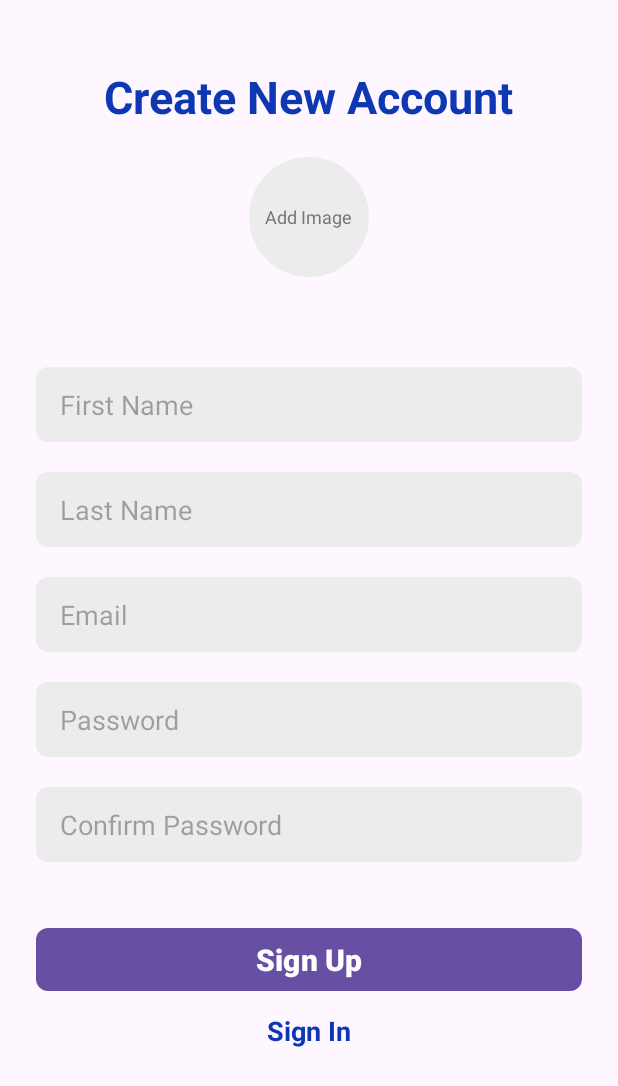
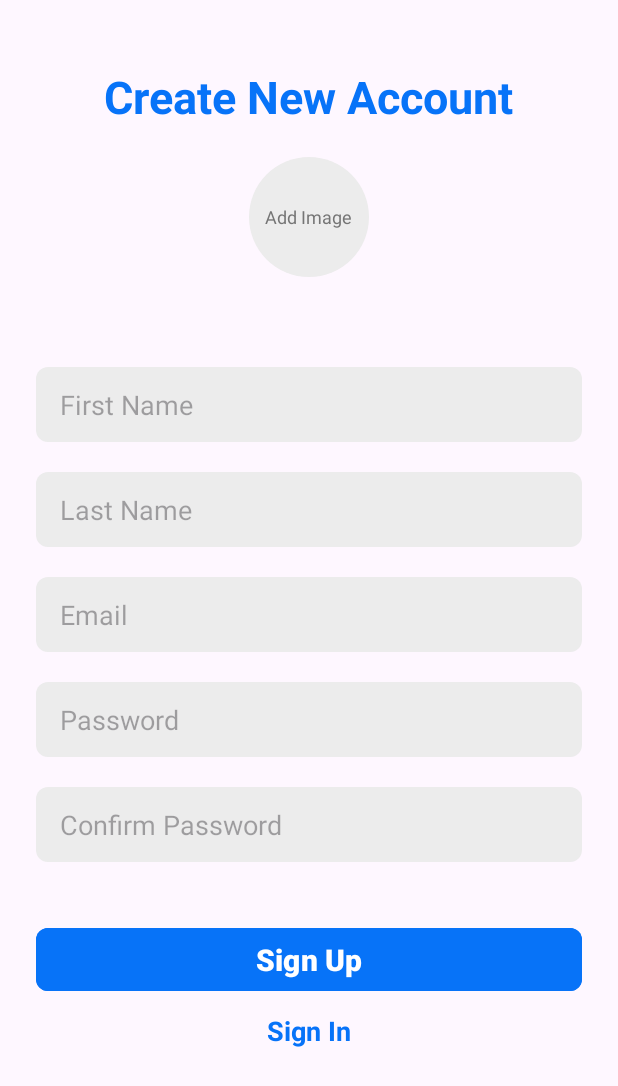
Before and after one commit to DevlinHamill/cs460GroupProject, an Android app: the screen it shows after launch (SignUpActivity), after a tap on "Create New Account", on a phone screen of 412 x 824 dp. Shown: the top 1086 px of the screen. Run offline under Robolectric (Android 15) with nearby library versions, the phone set to English and light mode, and no system bars; our stand-ins replace Firebase (no records; nobody signed in at launch, a user with empty details on screens opened directly); plain views replace RoundedImageView.

Commit message:
Updated colors for the xml files

```diff
--- a/app/src/main/res/layout/activity_finance.xml
+++ b/app/src/main/res/layout/activity_finance.xml
@@ -16,6 +16,7 @@
         android:gravity="center_vertical"
         android:orientation="horizontal"
         android:padding="15dp"
+        android:backgroundTint="@color/primary"
         app:layout_constraintTop_toTopOf="parent">
 
         <ImageView
@@ -98,6 +99,7 @@
         android:padding="50dp"
         app:layout_constraintBottom_toBottomOf="parent"
         app:layout_constraintStart_toStartOf="parent"
+        android:backgroundTint="@color/primary"
         />
     <LinearLayout
         android:id="@+id/button_layout"
@@ -112,7 +114,8 @@
             android:gravity="center"
             android:layout_width="match_parent"
             android:layout_height="wrap_content"
-            android:orientation="horizontal">
+            android:orientation="horizontal"
+            android:background="@color/primary">
 
             <com.google.android.material.button.MaterialButton
                 android:id="@+id/ButtonAdding"
--- a/app/src/main/res/layout/activity_hub.xml
+++ b/app/src/main/res/layout/activity_hub.xml
@@ -21,6 +21,7 @@
             android:layout_width="match_parent"
             android:layout_height="wrap_content"
             android:layout_margin="10dp"
+            android:backgroundTint="@color/primary"
             android:text="@string/message"
             android:visibility="visible" />
 
@@ -29,6 +30,7 @@
             android:layout_width="match_parent"
             android:layout_height="wrap_content"
             android:layout_margin="10dp"
+            android:backgroundTint="@color/primary"
             android:text="@string/calender"
             android:visibility="visible" />
 
@@ -39,6 +41,7 @@
             android:layout_height="wrap_content"
             android:layout_margin="10dp"
             android:text="@string/profile"
+            android:backgroundTint="@color/primary"
             android:visibility="visible" />
 
         <Button
@@ -47,6 +50,7 @@
             android:layout_height="wrap_content"
             android:layout_margin="10dp"
             android:text="@string/finance"
+            android:backgroundTint="@color/primary"
             android:visibility="visible" />
     </LinearLayout>
 
--- a/app/src/main/res/layout/activity_income.xml
+++ b/app/src/main/res/layout/activity_income.xml
@@ -80,6 +80,7 @@
                 android:textColor="@color/black"
                 android:textSize="20sp"
                 android:textStyle="bold"
+                android:backgroundTint="@color/primary"
                 app:cornerRadius="8sp"/>
 
             <ProgressBar
--- a/app/src/main/res/layout/activity_main.xml
+++ b/app/src/main/res/layout/activity_main.xml
@@ -5,7 +5,8 @@
     android:id="@+id/main"
     android:layout_width="match_parent"
     android:layout_height="match_parent"
-    tools:context=".MainActivity">
+    tools:context=".MainActivity"
+    android:background="@color/primary">
 
     <TextView
         android:layout_width="wrap_content"
--- a/app/src/main/res/layout/activity_members_list.xml
+++ b/app/src/main/res/layout/activity_members_list.xml
@@ -14,6 +14,7 @@
         android:gravity="center"
         android:orientation="horizontal"
         android:padding="10dp"
+        android:backgroundTint="@color/primary"
         android:background="@color/design_default_color_primary"
         app:layout_constraintTop_toTopOf="parent">
 
--- a/app/src/main/res/layout/activity_outcome.xml
+++ b/app/src/main/res/layout/activity_outcome.xml
@@ -80,7 +80,8 @@
                 android:textColor="@color/black"
                 android:textSize="20sp"
                 android:textStyle="bold"
-                app:cornerRadius="8sp"/>
+                app:cornerRadius="8sp"
+                android:backgroundTint="@color/primary"/>
 
             <ProgressBar
                 android:id="@+id/progressBar"
--- a/app/src/main/res/layout/activity_profile.xml
+++ b/app/src/main/res/layout/activity_profile.xml
@@ -15,6 +15,7 @@
         android:background="@color/BackGround"
         android:orientation="horizontal"
         android:padding="15dp"
+        android:backgroundTint="@color/primary"
         app:layout_constraintTop_toTopOf="parent">
         <ImageView
             android:id="@+id/backbtn"
@@ -82,6 +83,7 @@
             android:layout_height="wrap_content"
             android:layout_marginBottom="108dp"
             android:text="@string/sign_out"
+            android:backgroundTint="@color/primary"
             app:layout_constraintBottom_toBottomOf="parent"
             app:layout_constraintEnd_toEndOf="parent"
             app:layout_constraintStart_toStartOf="parent" />
--- a/app/src/main/res/layout/activity_sign_in.xml
+++ b/app/src/main/res/layout/activity_sign_in.xml
@@ -79,7 +79,8 @@
             android:textColor="@color/white"
             android:textSize="20sp"
             android:textStyle="bold"
-            app:cornerRadius="8sp"/>
+            app:cornerRadius="8sp"
+            android:backgroundTint="@color/primary"/>
 
         <ProgressBar
             android:id="@+id/progressBar"
--- a/app/src/main/res/layout/activity_sign_up.xml
+++ b/app/src/main/res/layout/activity_sign_up.xml
@@ -141,7 +141,8 @@
             android:textColor="@color/white"
             android:textSize="20sp"
             android:textStyle="bold"
-            app:cornerRadius="8sp"/>
+            app:cornerRadius="8sp"
+            android:backgroundTint="@color/primary"/>
 
         <ProgressBar
             android:id="@+id/progressBar"
--- a/app/src/main/res/values/colors.xml
+++ b/app/src/main/res/values/colors.xml
@@ -6,8 +6,8 @@
     <color name="Red">#EED52A2A</color>
     <color name="Green">#5B9716</color>
 
-    <color name="BackGround">#462483</color>
-    <color name="primary">#0D37B3</color>
+    <color name="BackGround">#0773F8</color>
+    <color name="primary">#0773F8</color>
     <color name="primary_text">#212121</color>
     <color name="secoundary_text">#757575</color>
     <color name="input_background">#ECECEC</color>
--- a/app/src/main/res/values/themes.xml
+++ b/app/src/main/res/values/themes.xml
@@ -2,6 +2,8 @@
     <!-- Base application theme. -->
     <style name="Base.Theme.Project" parent="Theme.Material3.DayNight.NoActionBar">
         <!-- Customize your light theme here. -->
+        <item name="colorPrimary">@color/primary</item>
+        <item name="android:statusBarColor">@color/primary</item>
         <!-- <item name="colorPrimary">@color/my_light_primary</item> -->
     </style>
 
```
